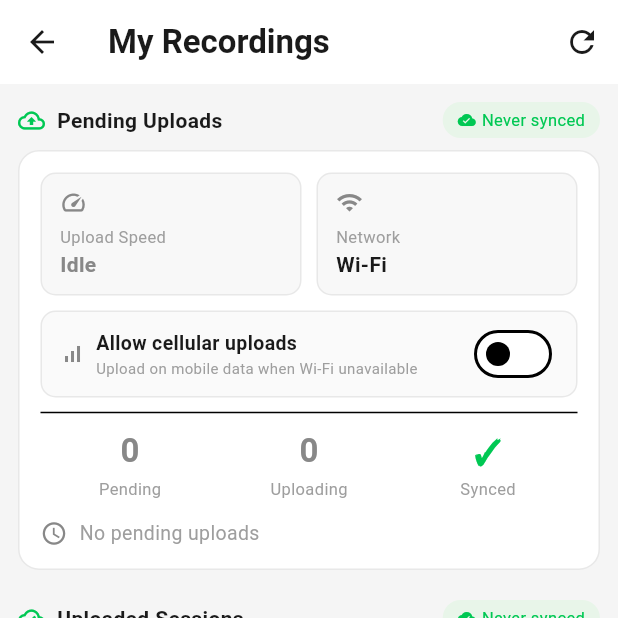
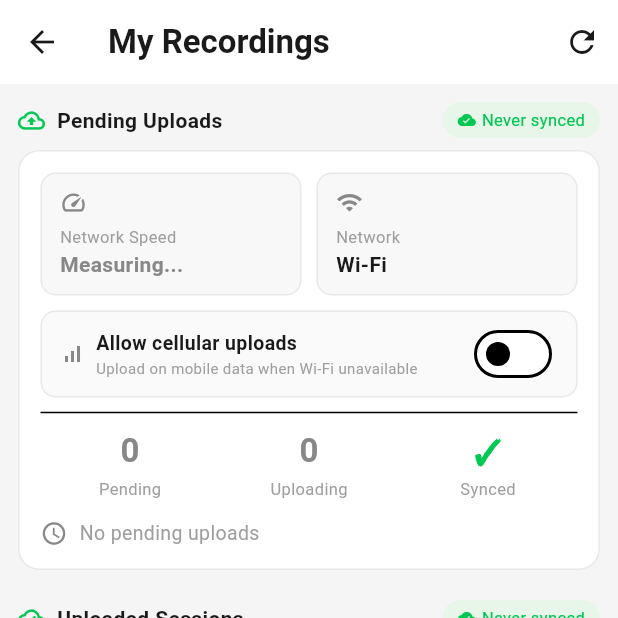
Before and after one commit to karthikkorrayi/video_recorder_app, a Flutter app: the UploadProgressScreen screen opened directly, after a tap on the "history" icon, on a phone screen of 412 x 824 dp, the top half of it. Run offline on Flutter 3.47's test engine with Material 3 defaults, Android fonts, the phone set to English and light mode, and no system bars; our stand-ins replace audioplayers, camera, cloud_firestore, connectivity_plus, dio, firebase_auth and 7 more; missing offline and left inert: excel, ffmpeg_kit_flutter_new, google_mlkit_pose_detection, video_thumbnail, workmanager; accounts and stored records are empty; network calls fail.

Commit message:
v2.6.42 updated history screen and sync progress

```diff
--- a/lib/screens/history_screen.dart
+++ b/lib/screens/history_screen.dart
@@ -344,26 +344,38 @@ class _HistoryScreenState extends State<HistoryScreen> {
       builder: (_, __) {
         final speed     = _queue.uploadSpeedLabel;
         final uploading = _queue.isUploading;
-        final color     = uploading ? _blue : _grey;
+        // Always show as active (green) — it's a live network metric,
+        // not an upload-active indicator. Blue only while actively uploading.
+        final hasReading = speed != 'Measuring...' && speed != 'No network';
+        final color = uploading ? _blue : hasReading ? _green : _grey;
+        final bgColor = uploading
+            ? _blue.withValues(alpha: 0.06)
+            : hasReading
+                ? _green.withValues(alpha: 0.04)
+                : const Color(0xFFF8F8F8);
+        final borderColor = uploading
+            ? _blue.withValues(alpha: 0.3)
+            : hasReading
+                ? _green.withValues(alpha: 0.25)
+                : _border;
         return Container(
           padding: const EdgeInsets.symmetric(horizontal: 12, vertical: 10),
           decoration: BoxDecoration(
-              color: uploading
-                  ? _blue.withValues(alpha: 0.06)
-                  : const Color(0xFFF8F8F8),
+              color: bgColor,
               borderRadius: BorderRadius.circular(10),
-              border: Border.all(color: uploading
-                  ? _blue.withValues(alpha: 0.3) : _border)),
+              border: Border.all(color: borderColor)),
           child: Column(crossAxisAlignment: CrossAxisAlignment.start, children: [
             Row(children: [
               Icon(Icons.speed_outlined, color: color, size: 18),
+              // Spinner only while actively uploading (not just measuring)
               if (uploading) ...[const SizedBox(width: 6),
                 SizedBox(width: 8, height: 8,
                   child: CircularProgressIndicator(
                       strokeWidth: 1.5, color: _blue))],
             ]),
             const SizedBox(height: 6),
-            Text('Upload Speed',
+            // Label changes based on state
+            Text(uploading ? 'Upload Speed' : 'Network Speed',
                 style: TextStyle(color: Colors.grey[500], fontSize: 11)),
             Text(speed, style: TextStyle(
                 color: color, fontWeight: FontWeight.bold, fontSize: 14)),
--- a/lib/services/chunk_upload_queue.dart
+++ b/lib/services/chunk_upload_queue.dart
@@ -14,6 +14,7 @@ import 'upload_foreground_service.dart';
 import 'user_service.dart';
 import 'package:cloud_firestore/cloud_firestore.dart';
 import 'package:intl/intl.dart';
+import 'package:http/http.dart' as http;
 
 // ─── Duration formatter ────────────────────────────────────────────────────────
 String fmtDuration(int totalSecs) {
@@ -54,7 +55,24 @@ class PendingChunk {
     required this.endSec,
   });
 
-  int get durationSecs => (endSec - startSec).clamp(0, 7200);
+  int get durationSecs {
+    final raw = endSec - startSec;
+    if (raw > 0) return raw.clamp(0, 7200);
+    // Fallback: parse duration from the cloud filename suffix (_NNNs.mp4).
+    // This covers recovered/orphaned chunks where startSec/endSec are both 0
+    // because the filename could not be fully parsed at recovery time.
+    final m = RegExp(r'_(\d+)s\.mp4$').firstMatch(cloudFileName);
+    if (m != null) {
+      final parsed = int.tryParse(m.group(1)!);
+      if (parsed != null && parsed > 0) return parsed.clamp(0, 7200);
+    }
+    // Last resort: derive from actual file size (assume ~500KB/s for 1080p)
+    try {
+      final bytes = File(bestFilePath).lengthSync();
+      if (bytes > 0) return (bytes / (500 * 1024)).round().clamp(1, 7200);
+    } catch (_) {}
+    return 0;
+  }
   int get startMin     => startSec ~/ 60;
   int get endMin       => (endSec + 59) ~/ 60;
 
@@ -136,16 +154,25 @@ class ChunkUploadQueue {
   bool _allowMetered  = false;
   bool _globalHold    = false;
 
-  // Real-time upload speed tracking
+  // Real-time upload speed tracking (upload-based, bytes per second)
   int    _speedWindowBytes = 0;
   int    _speedWindowStart = 0;
   double _currentSpeedBps  = 0;
 
+  // Independent real-time network speed probe
+  // Runs every 3s regardless of whether an upload is active.
+  // Measures actual download throughput by fetching a small CDN payload.
+  Timer?  _netProbeTimer;
+  double  _netProbeBps   = 0;   // latest probe result in bytes/sec
+  bool    _probeRunning  = false;
+
   final _ctrl = StreamController<List<ChunkState>>.broadcast();
   Stream<List<ChunkState>> get stream => _ctrl.stream;
 
-  List<ChunkState> get current => _states.values
-      .where((s) => s.status != ChunkStatus.done).toList()
+  // ALL chunks (including done) — so done chunks stay visible in the UI
+  // as green tiles until the ENTIRE session is confirmed and removed at once.
+  // Previously filtered out done chunks which caused them to disappear mid-session.
+  List<ChunkState> get current => _states.values.toList()
       ..sort((a, b) {
         final sid = a.chunk.sessionId.compareTo(b.chunk.sessionId);
         return sid != 0 ? sid : a.chunk.partNumber.compareTo(b.chunk.partNumber);
@@ -235,20 +262,32 @@ class ChunkUploadQueue {
   Set<String> get pendingSessionIds =>
       _states.values.map((s) => s.chunk.sessionId).toSet();
 
+  // Returns the best available speed reading at any moment:
+  //   • While uploading: live measured upload throughput (byte-counted)
+  //   • Between chunks / idle: last measured network probe speed
+  // This means the widget ALWAYS shows a meaningful number — it is a
+  // real-time network metric, not an "upload is happening" indicator.
   String get uploadSpeedLabel {
-    if (isUploading) {
-      if (_currentSpeedBps <= 0) return 'Starting...';
-      if (_currentSpeedBps >= 1024 * 1024) {
-        return '${(_currentSpeedBps / 1024 / 1024).toStringAsFixed(1)} MB/s';
-      }
-      if (_currentSpeedBps >= 1024) {
-        return '${(_currentSpeedBps / 1024).toStringAsFixed(0)} KB/s';
-      }
-      return '${_currentSpeedBps.toStringAsFixed(0)} B/s';
+    // Prefer live upload measurement while actively uploading
+    if (isUploading && _currentSpeedBps > 0) {
+      return _formatBps(_currentSpeedBps);
     }
-    if (_running) return 'Uploading...';
-    return 'Idle';
+    // Use network probe speed (available even when idle)
+    if (_netProbeBps > 0) return _formatBps(_netProbeBps);
+    // Fallback labels
+    if (!_hasNetwork) return 'No network';
+    if (isUploading)  return 'Measuring...';
+    return 'Measuring...';
   }
+
+  static String _formatBps(double bps) {
+    if (bps >= 1024 * 1024) return '${(bps / 1024 / 1024).toStringAsFixed(1)} MB/s';
+    if (bps >= 1024)        return '${(bps / 1024).toStringAsFixed(0)} KB/s';
+    return '${bps.toStringAsFixed(0)} B/s';
+  }
+
+  // Always true — speed widget shows network quality at all times
+  bool get isShowingSpeed => _netProbeBps > 0 || isUploading;
 
   int get pendingSecs => _states.values
       .where((s) => s.status != ChunkStatus.done)
@@ -333,11 +372,57 @@ class ChunkUploadQueue {
     await prefs.setBool(_meteredPrefKey, value);
   }
 
+  // ── Real-time network speed probe ────────────────────────────────────────
+  // Fetches a ~100KB payload from Cloudflare's CDN every 3 seconds.
+  // This is independent of upload state — gives a live network quality
+  // reading even when no upload is happening.
+  // Probe URL is intentionally a no-auth static asset so it works globally.
+  static const _probeUrl =
+      'https://speed.cloudflare.com/__down?bytes=102400'; // 100KB
+
+  void _startNetProbe() {
+    _netProbeTimer?.cancel();
+    _netProbeTimer = Timer.periodic(const Duration(seconds: 3), (_) => _runProbe());
+    _runProbe(); // run immediately on start
+  }
+
+  Future<void> _runProbe() async {
+    if (_probeRunning || !_hasNetwork) return;
+    _probeRunning = true;
+    try {
+      final start    = DateTime.now().millisecondsSinceEpoch;
+      final response = await http.get(Uri.parse(_probeUrl))
+          .timeout(const Duration(seconds: 6));
+      final elapsed  = DateTime.now().millisecondsSinceEpoch - start;
+      if (response.statusCode == 200 && elapsed > 0) {
+        final bytes   = response.bodyBytes.length;
+        final bps     = (bytes / elapsed) * 1000.0; // bytes per second
+        // Exponential moving average: 30% new sample, 70% history
+        // Prevents jittery readings from single-probe variance
+        _netProbeBps = _netProbeBps == 0
+            ? bps
+            : _netProbeBps * 0.7 + bps * 0.3;
+        _emit();
+      }
+    } catch (_) {
+      // Probe failed (timeout/network) — keep last known value, don't reset
+    } finally {
+      _probeRunning = false;
+    }
+  }
+
+  void _stopNetProbe() {
+    _netProbeTimer?.cancel();
+    _netProbeTimer = null;
+  }
+
   // ── Network monitor ───────────────────────────────────────────────────────
   void startNetworkMonitor({BuildContext? context}) {
     _loadPrefs();
     // Poll SQLite every 2s to sync WorkManager upload progress into UI
     Timer.periodic(const Duration(seconds: 2), (_) => _syncProgressFromDb());
+    // Start real-time network speed probe — runs independently of uploads
+    _startNetProbe();
 
     Connectivity().onConnectivityChanged.listen((results) async {
       final wasWifi = _isWifi;
@@ -674,7 +759,11 @@ class ChunkUploadQueue {
 
       if (uploadSuccess) {
         await UploadQueueDb.instance.markDone(next.filePath);
-        _currentSpeedBps = 0; _speedWindowBytes = 0; _speedWindowStart = 0;
+        // Do NOT zero speed here — carry the last measured speed forward
+        // so the UI shows the real measured speed between chunks instead
+        // of flashing "Starting..." every time a chunk boundary is crossed.
+        // Speed window is reset only when ALL uploads finish (see below).
+        _speedWindowBytes = 0; _speedWindowStart = 0; // reset window only, keep _currentSpeedBps
 
         final doneState = _states[next.filePath];
         if (doneState != null) {
@@ -723,6 +812,8 @@ class ChunkUploadQueue {
         if (_states.values.every((s) =>
             s.status == ChunkStatus.done || s.status == ChunkStatus.failed)) {
           UploadForegroundService.stop().ignore();
+          // All uploads done — zero upload-based speed so probe takes over
+          _currentSpeedBps = 0; _speedWindowBytes = 0; _speedWindowStart = 0;
         }
         if (_canUpload) _processNext();
         return;
```
